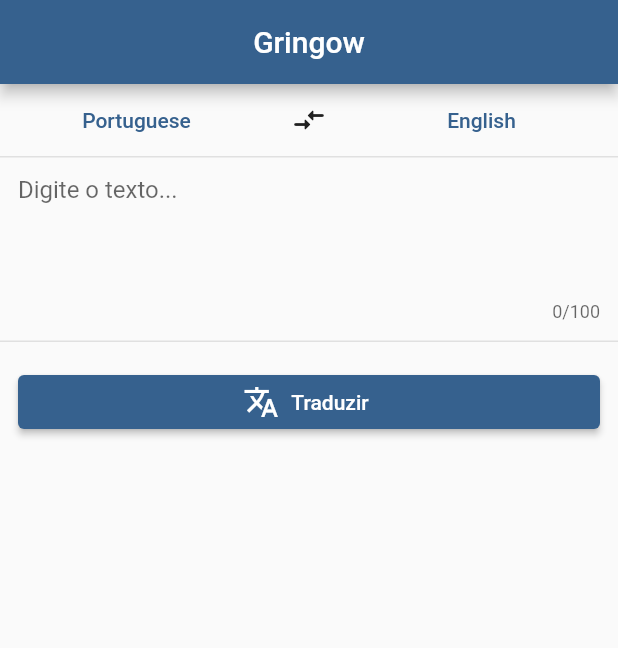
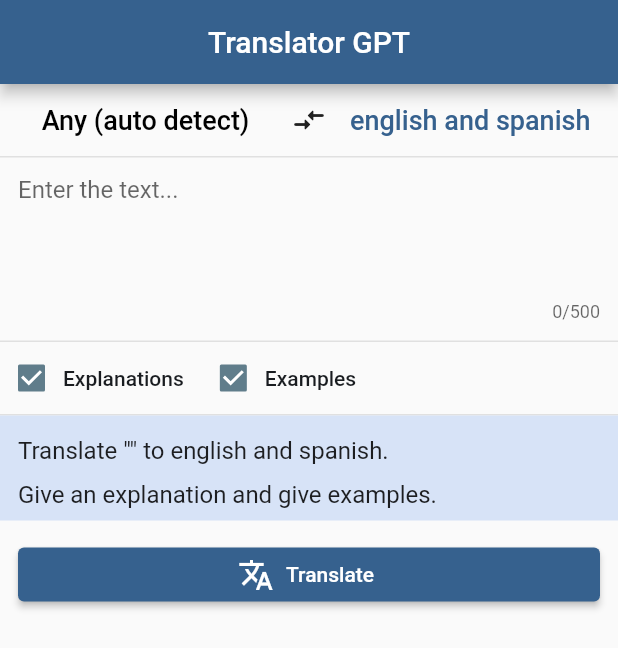
Before and after one commit to willianveit/translator-gpt, a Flutter app: the screen it shows after launch, on a phone screen of 412 x 824 dp. Shown: the top 648 px of the screen. Run offline on Flutter 3.47's test engine with Material 2 defaults, Android fonts, the phone set to English and light mode, and no system bars; our stand-ins replace flutter_bloc, flutter_modular; missing offline and left inert: dart_openai.

Commit message:
allows to translate multiple languages and add explanation and examples to answer

```diff
--- a/lib/main.dart
+++ b/lib/main.dart
@@ -10,6 +10,7 @@
   // https://platform.openai.com/account/api-keys
   OpenAI.apiKey = 'sua api-key';
   OpenAI.organization = "sua organização";
+
   runApp(
     ModularApp(
       module: AppModule(),
--- a/lib/translater/presentation/language_options_panel.dart
+++ /dev/null
@@ -1,95 +0,0 @@
-import 'package:flutter/material.dart';
-import 'package:flutter_modular/flutter_modular.dart';
-
-import '../enums/language.dart';
-import 'modals/show_modal_g.dart';
-import 'widgets/divider_g.dart';
-
-class LanguageOptionsPanel extends StatelessWidget {
-  LanguageOptionsPanel({
-    super.key,
-    required this.firstLanguageSelected,
-    required this.secondLanguageSelected,
-    required this.onChangedFirstLanguage,
-    required this.onChangedsecondLanguage,
-    required this.onTapSwitchLanguage,
-  });
-
-  final Language firstLanguageSelected;
-  final Language secondLanguageSelected;
-  final Function(Language) onChangedFirstLanguage;
-  final Function(Language) onChangedsecondLanguage;
-  final VoidCallback onTapSwitchLanguage;
-
-  @override
-  Widget build(BuildContext context) {
-    return Container(
-      child: Column(
-        mainAxisAlignment: MainAxisAlignment.center,
-        children: [
-          Row(
-            children: [
-              Expanded(
-                child: TextButton(
-                  child: Text(
-                    firstLanguageSelected.name,
-                  ),
-                  onPressed: () => showModalLanguage(
-                    context,
-                    onChangedLanguage: onChangedFirstLanguage,
-                  ),
-                ),
-              ),
-              IconButton(
-                onPressed: onTapSwitchLanguage,
-                icon: Icon(
-                  Icons.compare_arrows_rounded,
-                ),
-              ),
-              Expanded(
-                child: TextButton(
-                  child: Text(
-                    secondLanguageSelected.name,
-                  ),
-                  onPressed: () => showModalLanguage(
-                    context,
-                    onChangedLanguage: onChangedsecondLanguage,
-                  ),
-                ),
-              ),
-            ],
-          ),
-          DividerG(),
-        ],
-      ),
-    );
-  }
-}
-
-void showModalLanguage(
-  BuildContext context, {
-  required Function(Language) onChangedLanguage,
-}) {
-  showModalG(
-    context,
-    child: Column(
-      mainAxisSize: MainAxisSize.min,
-      crossAxisAlignment: CrossAxisAlignment.stretch,
-      children: [
-        ...languages
-            .map(
-              (language) => TextButton(
-                onPressed: () {
-                  onChangedLanguage(language);
-                  Modular.to.pop();
-                },
-                child: Text(
-                  language.name,
-                ),
-              ),
-            )
-            .toList(),
-      ],
-    ),
-  );
-}
--- a/lib/translater/presentation/pages/translater_page.dart
+++ b/lib/translater/presentation/pages/translater_page.dart
@@ -1,9 +1,9 @@
 import 'package:flutter/material.dart';
 import 'package:flutter_bloc/flutter_bloc.dart';
 import 'package:flutter_modular/flutter_modular.dart';
+import 'package:translator_gpt/translater/presentation/modals/show_modal_g.dart';
 import '../../controllers/translater_bloc.dart';
 import '../../enums/status.dart';
-import '../language_options_panel.dart';
 import '../widgets/divider_g.dart';
 
 class TranslaterPage extends StatefulWidget {
@@ -16,9 +16,37 @@
 class _TranslaterPageState extends State<TranslaterPage> {
   final cubit = Modular.get<TranslaterBloc>();
 
-  final _textEditingController = TextEditingController();
+  TextEditingController _textEditingController = TextEditingController();
+  TextEditingController _textEditingControllerLanguages = TextEditingController();
+  TextEditingController _textEditingControllerPrompt = TextEditingController();
   bool giveExplanation = true;
   bool giveExamples = true;
+
+  String getComplement() {
+    if (giveExplanation && giveExamples) {
+      return '\nGive an explanation and give examples.';
+    } else if (giveExplanation) {
+      return '\nGive an explanation.';
+    } else if (giveExamples) {
+      return '\nGive examples.';
+    } else {
+      return '';
+    }
+  }
+
+  String getPrompt(String text) {
+    return _textEditingControllerPrompt.text =
+        'Translate "$text" to ${_textEditingControllerLanguages.text}. ${getComplement()}';
+  }
+
+  @override
+  void initState() {
+    _textEditingController = TextEditingController();
+    _textEditingControllerLanguages = TextEditingController(text: 'english and spanish');
+    _textEditingControllerPrompt = TextEditingController(text: getPrompt(''));
+
+    super.initState();
+  }
 
   @override
   Widget build(BuildContext context) {
@@ -34,7 +62,7 @@
             backgroundColor: Theme.of(context).colorScheme.primary,
             centerTitle: true,
             title: const Text(
-              'Gringow',
+              'Translator GPT',
               style: TextStyle(
                 color: Colors.white,
               ),
@@ -45,26 +73,100 @@
               child: Column(
                 crossAxisAlignment: CrossAxisAlignment.stretch,
                 children: [
-                  LanguageOptionsPanel(
-                    firstLanguageSelected: state.firstLanguageSelected,
-                    secondLanguageSelected: state.secondLanguageSelected,
-                    onChangedFirstLanguage: cubit.onChangedFirstLanguage,
-                    onChangedsecondLanguage: cubit.onChangedsecondLanguage,
-                    onTapSwitchLanguage: cubit.onTapSwitchLanguage,
+                  Column(
+                    mainAxisAlignment: MainAxisAlignment.center,
+                    children: [
+                      const SizedBox(height: 12),
+                      Row(
+                        children: [
+                          Expanded(
+                            child: Center(
+                              child: Text(
+                                'Any (auto detect)',
+                                style: Theme.of(context).primaryTextTheme.titleLarge!.copyWith(
+                                      color: Colors.black,
+                                      fontSize: 18,
+                                    ),
+                              ),
+                            ),
+                          ),
+                          const Icon(
+                            Icons.compare_arrows_rounded,
+                          ),
+                          Expanded(
+                              child: TextFormField(
+                            textAlignVertical: TextAlignVertical.center,
+                            textAlign: TextAlign.center,
+                            controller: _textEditingControllerLanguages,
+                            onChanged: (text) => getPrompt(text),
+                            style: Theme.of(context).primaryTextTheme.titleLarge!.copyWith(
+                                  color: Theme.of(context).colorScheme.primary,
+                                  fontSize: 18,
+                                ),
+                            decoration: const InputDecoration.collapsed(
+                              hintText: '',
+                            ),
+                          )),
+                        ],
+                      ),
+                      const SizedBox(height: 12),
+                      const DividerG(),
+                    ],
                   ),
                   Padding(
                     padding: const EdgeInsets.all(12.0),
                     child: TextFormField(
                       controller: _textEditingController,
                       maxLines: 4,
-                      maxLength: 100,
+                      maxLength: 500,
                       decoration: const InputDecoration.collapsed(
-                        hintText: 'Digite o texto...',
+                        hintText: 'Enter the text...',
+                      ),
+                      onChanged: (text) => getPrompt(text),
+                    ),
+                  ),
+                  const DividerG(),
+                  Row(
+                    children: [
+                      CheckboxMenuButton(
+                        value: giveExplanation,
+                        onChanged: (value) {
+                          setState(() {
+                            giveExplanation = value ?? false;
+                          });
+                          getPrompt(_textEditingController.text);
+                        },
+                        child: const Text('Explanations'),
+                      ),
+                      CheckboxMenuButton(
+                        value: giveExamples,
+                        onChanged: (value) {
+                          setState(() {
+                            giveExamples = value ?? false;
+                          });
+                          getPrompt(_textEditingController.text);
+                        },
+                        child: const Text('Examples'),
+                      ),
+                    ],
+                  ),
+                  const DividerG(),
+                  Container(
+                    color: Theme.of(context).colorScheme.secondaryContainer,
+                    padding: const EdgeInsets.symmetric(horizontal: 12, vertical: 6),
+                    child: TextFormField(
+                      controller: _textEditingControllerPrompt,
+                      expands: false,
+                      maxLines: null,
+                      maxLength: null,
+                      style: const TextStyle(
+                        height: 1.8,
+                      ),
+                      decoration: const InputDecoration.collapsed(
+                        hintText: '',
                       ),
                     ),
                   ),
-                  const DividerG(),
-                  const SizedBox(height: 4),
                   Padding(
                     padding: const EdgeInsets.only(
                       top: 12,
@@ -84,16 +186,24 @@
                       ),
                       onPressed: () {
                         FocusScope.of(context).requestFocus(FocusNode());
-                        cubit.translate(
-                          text: _textEditingController.text,
-                          firstLanguage: state.firstLanguageSelected,
-                          secondLanguage: state.secondLanguageSelected,
-                          giveExamples: giveExamples,
-                          giveExplanation: giveExplanation,
-                        );
+                        if (_textEditingController.text.isEmpty) {
+                          showModalG(
+                            context,
+                            child: Center(
+                              child: Text(
+                                '\nDigite algum texto para traduzir\n\nEnter some text to translate\n\nIntroduce un texto para traducir\n\n',
+                                style: Theme.of(context).textTheme.headlineSmall,
+                              ),
+                            ),
+                          );
+                        } else {
+                          cubit.translate(
+                            text: _textEditingControllerPrompt.text,
+                          );
+                        }
                       },
                       label: const Text(
-                        'Traduzir',
+                        'Translate',
                         style: TextStyle(
                           color: Colors.white,
                         ),
```
Also changed, not shown: lib/translater/controllers/translater_bloc.dart (+1 -49 lines).
